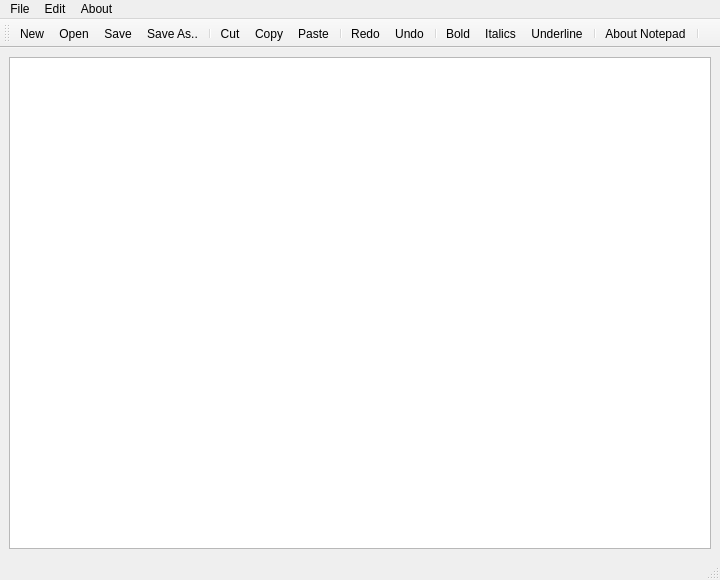
PenguinDogg/PD-Notepad, file mainwindow.ui: the form before one commit.
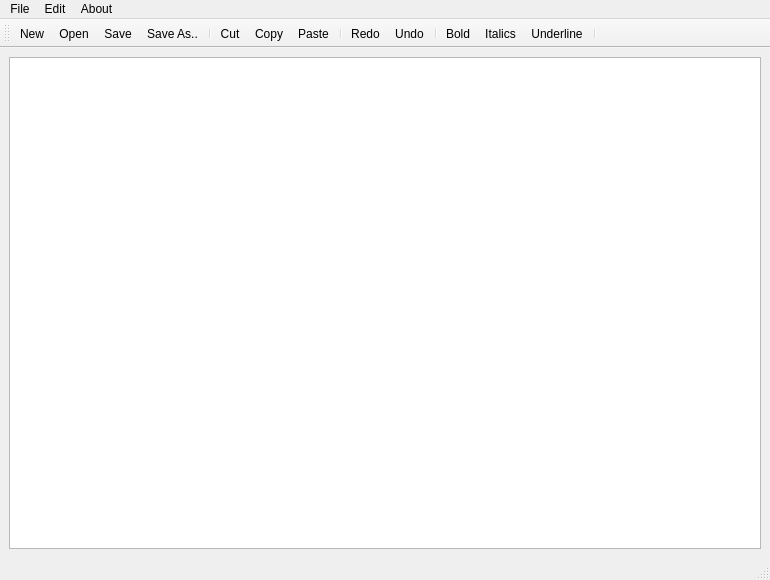
The form after the commit. Icons and pictures are not drawn.

Patch:
```diff
--- a/mainwindow.ui
+++ b/mainwindow.ui
@@ -6,7 +6,7 @@
    <rect>
     <x>0</x>
     <y>0</y>
-    <width>720</width>
+    <width>770</width>
     <height>580</height>
    </rect>
   </property>
@@ -25,7 +25,7 @@
     <rect>
      <x>0</x>
      <y>0</y>
-     <width>720</width>
+     <width>770</width>
      <height>20</height>
     </rect>
    </property>
@@ -94,8 +94,6 @@
    <addaction name="actionItalics"/>
    <addaction name="actionUnderline"/>
    <addaction name="separator"/>
-   <addaction name="actionAbout_Notepad"/>
-   <addaction name="separator"/>
   </widget>
   <action name="actionNew">
    <property name="icon">
```
Left out of the diff: 6 changed lines with no effect on the pictures.
